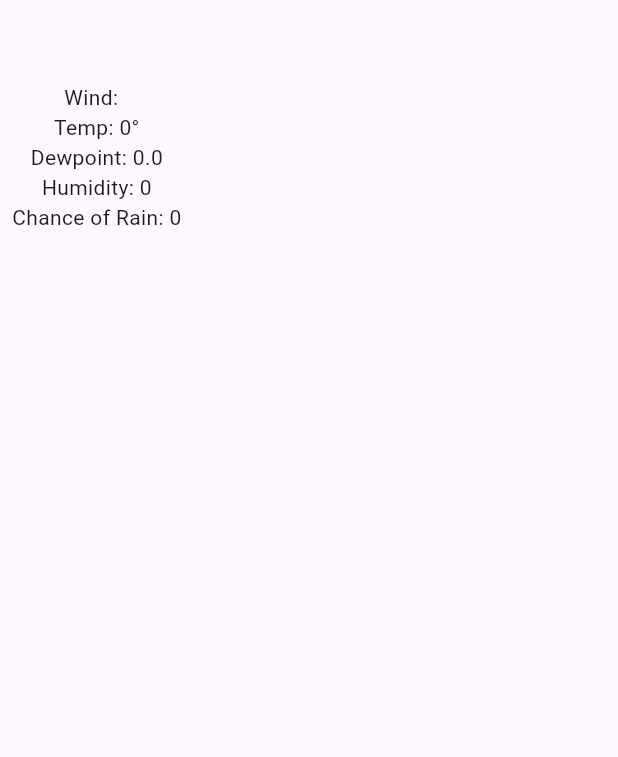
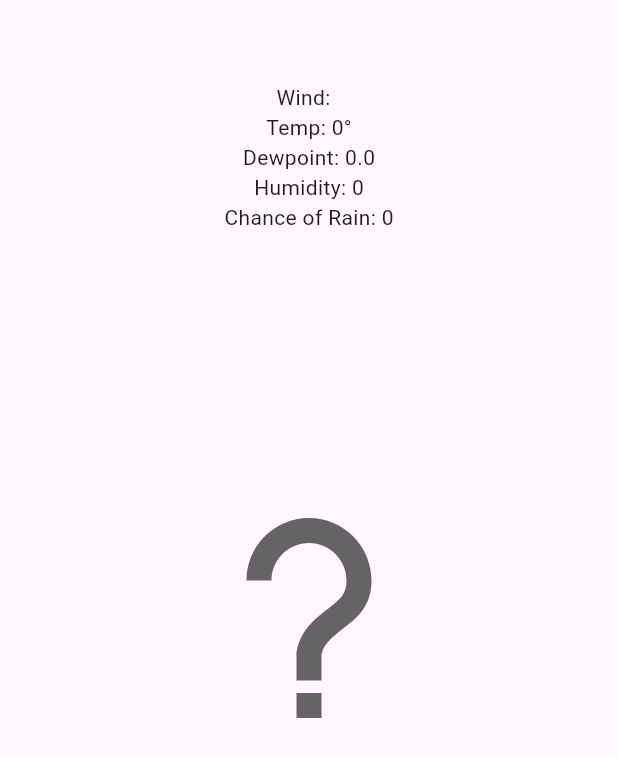
Before and after one commit to xander1111/cs492-weather-app, a Flutter app: the ForecastWidget widget shown alone on an empty page, opened directly with empty values, on a phone screen of 412 x 824 dp. Shown: the top 757 px of the screen. Run offline on Flutter 3.47's test engine with Material 3 defaults, Android fonts, the phone set to English and light mode, and no system bars; our stand-ins replace flutter_svg, geocoding, geolocator.

Commit message:
complete assignment5-1

```diff
--- a/lib/scripts/forecast.dart
+++ b/lib/scripts/forecast.dart
@@ -73,15 +73,98 @@ class Forecast{
   }
 
   String getIconPath(){
-    // TODO: Keep adding to this logic to try to get rid of question marks
-    // TODO: change the location in your android phone to at least 5 different location
-    // with different climates so you can eliminate more question marks
-    if (shortForecast.toLowerCase().contains("sunny")){
-      return "assets/weather_icons/sunny.svg";
+    String filename = "";
+    String forecastLowercase = shortForecast.toLowerCase();
+
+    if (forecastLowercase.contains("sunny")){
+      if (forecastLowercase.contains("mostly")) {
+        filename = "mostly_sunny";
+      }
+      else{
+        filename = "sunny";
+      }
+    }
+    else if (forecastLowercase.contains("partly") && forecastLowercase.contains("cloudy")){
+      if (!isDaytime) {
+        filename = "mostly_cloudy_night";
+      }
+      else{
+        filename = "partly_cloudy";
+      }
+    }
+    else if (forecastLowercase.contains("cloudy")){
+      if (!isDaytime && forecastLowercase.contains("mostly")) {
+        filename = "mostly_cloudy_night";
+      }
+      else if (forecastLowercase.contains("mostly")) {
+        filename = "mostly_cloudy";
+      }
+      else{
+        filename = "cloudy";
+      }
+    }
+    else if (forecastLowercase.contains("clear")){
+      filename = "clear";
+    }
+    else if (forecastLowercase.contains("dust")){
+      filename = "dust";
+    }
+    else if (forecastLowercase.contains("thunder")){
+      if (forecastLowercase.contains("chance")){
+        filename = "isolated_tstorms";
+      }
+      else{
+        filename = "storm_tstorms";
+      }
+    }
+    else if (forecastLowercase.contains("freezing")){
+      filename = "icy";
+    }
+    else if (forecastLowercase.contains("fog")){
+      filename = "fog";
+    }
+    else if (forecastLowercase.contains("sleet")){
+      filename = "sleet_hail";
+    }
+    else if (forecastLowercase.contains("rain") && forecastLowercase.contains("snow")){
+      filename = "mixed_rain_hail_sleet";
+    }
+    else if (forecastLowercase.contains("drizzle")){
+      filename = "drizzle";
+    }
+    else if (forecastLowercase.contains("rain")){
+      if (forecastLowercase.contains("light")){
+        filename = "scattered_showers";
+      }
+      else if (forecastLowercase.contains("showers")){
+        filename = "showers";
+      }
+      else {
+        filename = "showers";
+      }
+    }
+    else if (forecastLowercase.contains("snow")){
+      if (forecastLowercase.contains("light")){
+        filename = "scattered_snow";
+      }
+      else if (forecastLowercase.contains("heavy")){
+        filename = "heavy_snow";
+      }
+      else if (forecastLowercase.contains("showers")){
+        filename = "snow_showers";
+      }
+      else if (forecastLowercase.contains("blowing")){
+        filename = "blowing_snow";
+      }
+      else {
+        filename = "snow_showers";
+      }
     }
     else {
       return "assets/weather_icons/question.svg";
     }
+
+    return "assets/weather_icons/$filename.svg";
   }
 }
 
--- a/lib/widgets/forecast_widget.dart
+++ b/lib/widgets/forecast_widget.dart
@@ -1,10 +1,8 @@
 import 'package:flutter/material.dart';
+import 'package:flutter_svg/flutter_svg.dart';
 import 'package:weatherapp/scripts/forecast.dart' as forecast;
 import 'package:weatherapp/scripts/time.dart' as time;
 import 'package:weatherapp/scripts/math.dart' as math;
-
-// TODO: Add the icon to this widget as well
-// Make it look good.
 
 class ForecastWidget extends StatelessWidget {
   const ForecastWidget({
@@ -17,6 +15,12 @@ class ForecastWidget extends StatelessWidget {
   @override
   Widget build(BuildContext context) {
     return Expanded(
+      child: Stack(
+        children: [
+          Center(
+            child: Opacity(opacity: 0.6, child: SvgPicture.asset(_forecast.getIconPath(), height: 200, width: 200))
+          ),
+          Center(
             child: Padding(
               padding: const EdgeInsets.all(8.0),
               child: Column(
@@ -30,6 +34,9 @@ class ForecastWidget extends StatelessWidget {
                   Text(_forecast.precipitationProbability != null ? "Chance of Rain: ${_forecast.precipitationProbability}" : ""),
                 ],
               ),
+            ),
+          ),
+        ],
       ),
     );
   }
```
Lines whose indentation alone changed are shown as unchanged.
